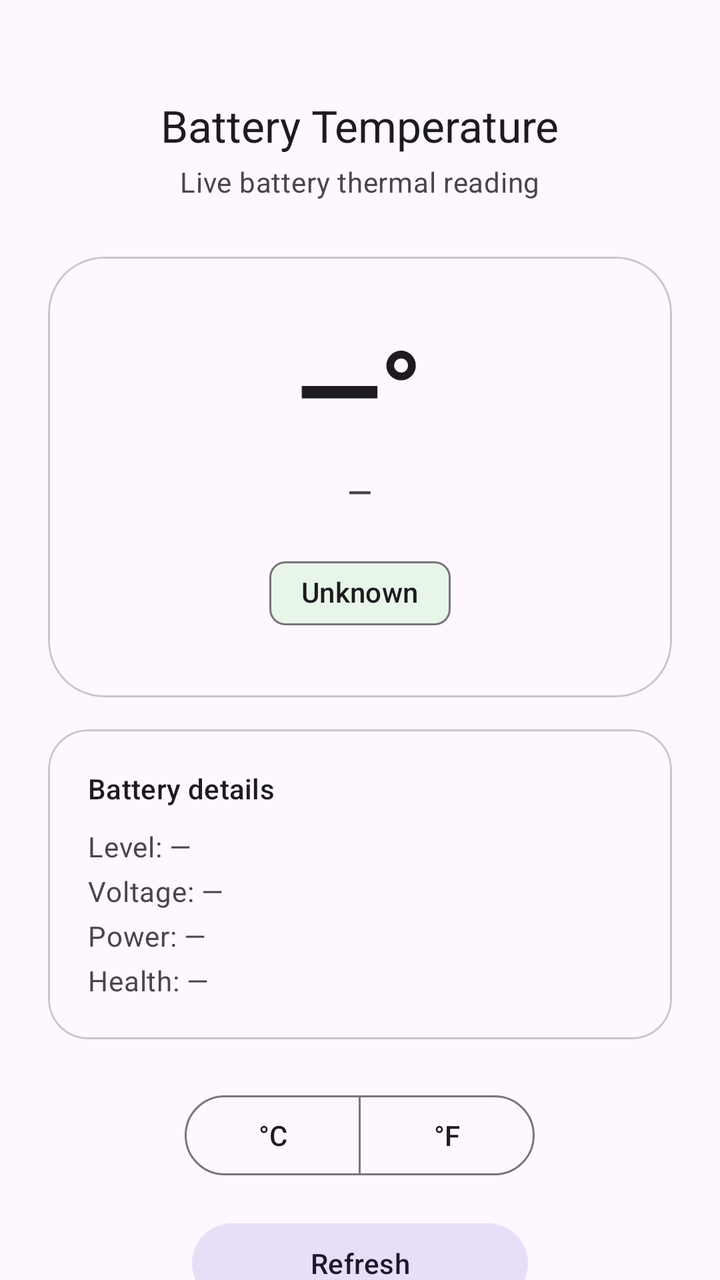
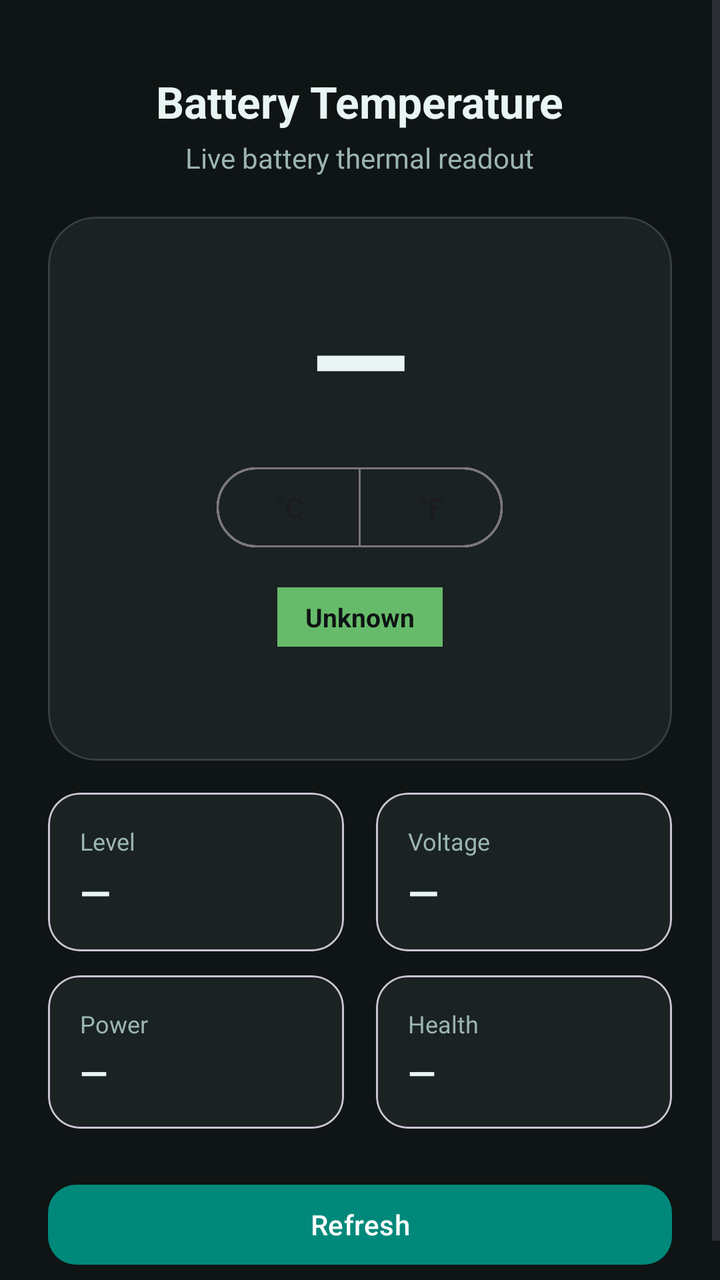

Before-and-after screenshots of an Android layout around one commit, followed by the original layout XML and the change that was made.
<!-- AndroidManifest.xml: application theme Theme.BatteryTemperature -->
<!-- res/layout/activity_main.xml -->
<?xml version="1.0" encoding="utf-8"?>
<androidx.core.widget.NestedScrollView xmlns:android="http://schemas.android.com/apk/res/android"
    xmlns:app="http://schemas.android.com/apk/res-auto"
    android:layout_width="match_parent"
    android:layout_height="match_parent"
    android:fillViewport="true"
    android:background="?android:colorBackground">

    <LinearLayout
        android:layout_width="match_parent"
        android:layout_height="wrap_content"
        android:orientation="vertical"
        android:gravity="center_horizontal"
        android:paddingHorizontal="24dp"
        android:paddingTop="48dp"
        android:paddingBottom="32dp">

        <TextView
            android:layout_width="wrap_content"
            android:layout_height="wrap_content"
            android:text="@string/app_name"
            android:textAppearance="?attr/textAppearanceTitleLarge"
            android:textColor="?android:textColorPrimary" />

        <TextView
            android:layout_width="wrap_content"
            android:layout_height="wrap_content"
            android:layout_marginTop="4dp"
            android:text="@string/subtitle"
            android:textAppearance="?attr/textAppearanceBodyMedium"
            android:textColor="?android:textColorSecondary" />

        <com.google.android.material.card.MaterialCardView
            android:id="@+id/tempCard"
            android:layout_width="match_parent"
            android:layout_height="wrap_content"
            android:layout_marginTop="28dp"
            app:cardElevation="0dp"
            app:cardCornerRadius="28dp"
            app:strokeWidth="1dp"
            app:strokeColor="?attr/colorOutlineVariant">

            <LinearLayout
                android:layout_width="match_parent"
                android:layout_height="wrap_content"
                android:orientation="vertical"
                android:gravity="center_horizontal"
                android:padding="28dp">

                <TextView
                    android:id="@+id/tempTextView"
                    android:layout_width="wrap_content"
                    android:layout_height="wrap_content"
                    android:text="@string/temp_placeholder"
                    android:textSize="56sp"
                    android:textStyle="bold"
                    android:textColor="?android:textColorPrimary"
                    android:letterSpacing="-0.02" />

                <TextView
                    android:id="@+id/tempSecondaryView"
                    android:layout_width="wrap_content"
                    android:layout_height="wrap_content"
                    android:layout_marginTop="4dp"
                    android:text="@string/temp_secondary_placeholder"
                    android:textAppearance="?attr/textAppearanceTitleMedium"
                    android:textColor="?android:textColorSecondary" />

                <com.google.android.material.chip.Chip
                    android:id="@+id/statusChip"
                    style="@style/Widget.Material3.Chip.Assist"
                    android:layout_width="wrap_content"
                    android:layout_height="wrap_content"
                    android:layout_marginTop="16dp"
                    android:text="@string/status_unknown"
                    android:clickable="false"
                    app:chipBackgroundColor="@color/status_normal_bg" />
            </LinearLayout>
        </com.google.android.material.card.MaterialCardView>

        <com.google.android.material.card.MaterialCardView
            android:layout_width="match_parent"
            android:layout_height="wrap_content"
            android:layout_marginTop="16dp"
            app:cardElevation="0dp"
            app:cardCornerRadius="20dp"
            app:strokeWidth="1dp"
            app:strokeColor="?attr/colorOutlineVariant">

            <LinearLayout
                android:layout_width="match_parent"
                android:layout_height="wrap_content"
                android:orientation="vertical"
                android:padding="20dp">

                <TextView
                    android:layout_width="wrap_content"
                    android:layout_height="wrap_content"
                    android:text="@string/details_title"
                    android:textAppearance="?attr/textAppearanceTitleSmall"
                    android:textColor="?android:textColorPrimary" />

                <TextView
                    android:id="@+id/detailsTextView"
                    android:layout_width="match_parent"
                    android:layout_height="wrap_content"
                    android:layout_marginTop="10dp"
                    android:lineSpacingExtra="6dp"
                    android:textAppearance="?attr/textAppearanceBodyMedium"
                    android:textColor="?android:textColorSecondary"
                    android:text="@string/details_placeholder" />
            </LinearLayout>
        </com.google.android.material.card.MaterialCardView>

        <com.google.android.material.button.MaterialButtonToggleGroup
            android:id="@+id/unitToggle"
            android:layout_width="wrap_content"
            android:layout_height="wrap_content"
            android:layout_marginTop="24dp"
            app:singleSelection="true"
            app:selectionRequired="true">

            <com.google.android.material.button.MaterialButton
                android:id="@+id/unitC"
                style="@style/Widget.Material3.Button.OutlinedButton"
                android:layout_width="wrap_content"
                android:layout_height="wrap_content"
                android:text="@string/unit_c" />

            <com.google.android.material.button.MaterialButton
                android:id="@+id/unitF"
                style="@style/Widget.Material3.Button.OutlinedButton"
                android:layout_width="wrap_content"
                android:layout_height="wrap_content"
                android:text="@string/unit_f" />
        </com.google.android.material.button.MaterialButtonToggleGroup>

        <com.google.android.material.button.MaterialButton
            android:id="@+id/refreshButton"
            style="@style/Widget.Material3.Button.TonalButton"
            android:layout_width="wrap_content"
            android:layout_height="wrap_content"
            android:layout_marginTop="16dp"
            android:minWidth="168dp"
            android:text="@string/refresh" />
    </LinearLayout>
</androidx.core.widget.NestedScrollView>
<!-- resources referenced by this layout -->
<resources>
  <color name="status_normal_bg">#E8F5E9</color>
  <string name="app_name">Battery Temperature</string>
  <string name="details_placeholder">Level: —\nVoltage: —\nPower: —\nHealth: —</string>
  <string name="details_title">Battery details</string>
  <string name="refresh">Refresh</string>
  <string name="status_unknown">Unknown</string>
  <string name="subtitle">Live battery thermal reading</string>
  <string name="temp_placeholder">—°</string>
  <string name="temp_secondary_placeholder">—</string>
  <string name="unit_c">°C</string>
  <string name="unit_f">°F</string>
  <style name="Theme.BatteryTemperature" parent="Theme.Material3.DayNight.NoActionBar">
          <item name="colorPrimary">@color/md_theme_primary</item>
          <item name="colorOnPrimary">@color/md_theme_on_primary</item>
          <item name="android:statusBarColor">@android:color/transparent</item>
          <item name="android:navigationBarColor">@android:color/transparent</item>
          <item name="android:windowLightStatusBar">true</item>
      </style>
  <color name="md_theme_primary">#006A60</color>
  <color name="md_theme_on_primary">#FFFFFF</color>
</resources>

<!-- the commit's change to res/layout/activity_main.xml (unified diff, before → after) -->
@@ -1,44 +1,45 @@
 <?xml version="1.0" encoding="utf-8"?>
-<androidx.core.widget.NestedScrollView xmlns:android="http://schemas.android.com/apk/res/android"
+<ScrollView xmlns:android="http://schemas.android.com/apk/res/android"
     xmlns:app="http://schemas.android.com/apk/res-auto"
     android:layout_width="match_parent"
     android:layout_height="match_parent"
     android:fillViewport="true"
-    android:background="?android:colorBackground">
+    android:background="@color/surface">
 
     <LinearLayout
         android:layout_width="match_parent"
         android:layout_height="wrap_content"
         android:orientation="vertical"
-        android:gravity="center_horizontal"
-        android:paddingHorizontal="24dp"
-        android:paddingTop="48dp"
-        android:paddingBottom="32dp">
+        android:padding="24dp"
+        android:gravity="center_horizontal">
 
         <TextView
             android:layout_width="wrap_content"
             android:layout_height="wrap_content"
             android:text="@string/app_name"
-            android:textAppearance="?attr/textAppearanceTitleLarge"
-            android:textColor="?android:textColorPrimary" />
+            android:textColor="@color/text_primary"
+            android:textSize="22sp"
+            android:textStyle="bold"
+            android:layout_marginTop="12dp" />
 
         <TextView
             android:layout_width="wrap_content"
             android:layout_height="wrap_content"
+            android:text="@string/subtitle"
+            android:textColor="@color/text_muted"
+            android:textSize="14sp"
             android:layout_marginTop="4dp"
-            android:text="@string/subtitle"
-            android:textAppearance="?attr/textAppearanceBodyMedium"
-            android:textColor="?android:textColorSecondary" />
+            android:layout_marginBottom="20dp" />
 
         <com.google.android.material.card.MaterialCardView
             android:id="@+id/tempCard"
             android:layout_width="match_parent"
             android:layout_height="wrap_content"
-            android:layout_marginTop="28dp"
+            app:cardBackgroundColor="@color/surface_card"
+            app:cardCornerRadius="24dp"
             app:cardElevation="0dp"
-            app:cardCornerRadius="28dp"
             app:strokeWidth="1dp"
-            app:strokeColor="?attr/colorOutlineVariant">
+            app:strokeColor="#22FFFFFF">
 
             <LinearLayout
                 android:layout_width="match_parent"
@@ -48,100 +49,211 @@
                 android:padding="28dp">
 
                 <TextView
-                    android:id="@+id/tempTextView"
+                    android:id="@+id/tempValue"
                     android:layout_width="wrap_content"
                     android:layout_height="wrap_content"
                     android:text="@string/temp_placeholder"
-                    android:textSize="56sp"
+                    android:textColor="@color/text_primary"
+                    android:textSize="64sp"
                     android:textStyle="bold"
-                    android:textColor="?android:textColorPrimary"
-                    android:letterSpacing="-0.02" />
+                    android:fontFamily="sans-serif-medium" />
+
+                <com.google.android.material.button.MaterialButtonToggleGroup
+                    android:id="@+id/unitToggle"
+                    android:layout_width="wrap_content"
+                    android:layout_height="wrap_content"
+                    android:layout_marginTop="8dp"
+                    app:singleSelection="true"
+                    app:selectionRequired="true">
+
+                    <com.google.android.material.button.MaterialButton
+                        android:id="@+id/unitC"
+                        style="@style/Widget.Material3.Button.OutlinedButton"
+                        android:layout_width="wrap_content"
+                        android:layout_height="wrap_content"
+                        android:text="@string/unit_c"
+                        android:minWidth="72dp" />
+
+                    <com.google.android.material.button.MaterialButton
+                        android:id="@+id/unitF"
+                        style="@style/Widget.Material3.Button.OutlinedButton"
+                        android:layout_width="wrap_content"
+                        android:layout_height="wrap_content"
+                        android:text="@string/unit_f"
+                        android:minWidth="72dp" />
+                </com.google.android.material.button.MaterialButtonToggleGroup>
 
                 <TextView
-                    android:id="@+id/tempSecondaryView"
-                    android:layout_width="wrap_content"
-                    android:layout_height="wrap_content"
-                    android:layout_marginTop="4dp"
-                    android:text="@string/temp_secondary_placeholder"
-                    android:textAppearance="?attr/textAppearanceTitleMedium"
-                    android:textColor="?android:textColorSecondary" />
-
-                <com.google.android.material.chip.Chip
                     android:id="@+id/statusChip"
-                    style="@style/Widget.Material3.Chip.Assist"
                     android:layout_width="wrap_content"
                     android:layout_height="wrap_content"
                     android:layout_marginTop="16dp"
+                    android:paddingHorizontal="14dp"
+                    android:paddingVertical="6dp"
                     android:text="@string/status_unknown"
-                    android:clickable="false"
-                    app:chipBackgroundColor="@color/status_normal_bg" />
+                    android:textColor="@color/surface"
+                    android:textStyle="bold"
+                    android:background="@color/status_normal"
+                    android:textSize="13sp" />
+
+                <TextView
+                    android:id="@+id/secondaryTemp"
+                    android:layout_width="wrap_content"
+                    android:layout_height="wrap_content"
+                    android:layout_marginTop="10dp"
+                    android:textColor="@color/text_muted"
+                    android:textSize="14sp"
+                    android:text="" />
             </LinearLayout>
         </com.google.android.material.card.MaterialCardView>
 
-        <com.google.android.material.card.MaterialCardView
-            android:layout_width="match_parent"
-            android:layout_height="wrap_content"
+        <LinearLayout
+            android:layout_width="match_parent"
+            android:layout_height="wrap_content"
+            android:orientation="horizontal"
             android:layout_marginTop="16dp"
-            app:cardElevation="0dp"
-            app:cardCornerRadius="20dp"
-            app:strokeWidth="1dp"
-            app:strokeColor="?attr/colorOutlineVariant">
-
-            <LinearLayout
-                android:layout_width="match_parent"
-                android:layout_height="wrap_content"
-                android:orientation="vertical"
-                android:padding="20dp">
-
-                <TextView
-                    android:layout_width="wrap_content"
-                    android:layout_height="wrap_content"
-                    android:text="@string/details_title"
-                    android:textAppearance="?attr/textAppearanceTitleSmall"
-                    android:textColor="?android:textColorPrimary" />
-
-                <TextView
-                    android:id="@+id/detailsTextView"
-                    android:layout_width="match_parent"
-                    android:layout_height="wrap_content"
-                    android:layout_marginTop="10dp"
-                    android:lineSpacingExtra="6dp"
-                    android:textAppearance="?attr/textAppearanceBodyMedium"
-                    android:textColor="?android:textColorSecondary"
-                    android:text="@string/details_placeholder" />
-            </LinearLayout>
-        </com.google.android.material.card.MaterialCardView>
-
-        <com.google.android.material.button.MaterialButtonToggleGroup
-            android:id="@+id/unitToggle"
-            android:layout_width="wrap_content"
-            android:layout_height="wrap_content"
-            android:layout_marginTop="24dp"
-            app:singleSelection="true"
-            app:selectionRequired="true">
-
-            <com.google.android.material.button.MaterialButton
-                android:id="@+id/unitC"
-                style="@style/Widget.Material3.Button.OutlinedButton"
-                android:layout_width="wrap_content"
-                android:layout_height="wrap_content"
-                android:text="@string/unit_c" />
-
-            <com.google.android.material.button.MaterialButton
-                android:id="@+id/unitF"
-                style="@style/Widget.Material3.Button.OutlinedButton"
-                android:layout_width="wrap_content"
-                android:layout_height="wrap_content"
-                android:text="@string/unit_f" />
-        </com.google.android.material.button.MaterialButtonToggleGroup>
+            android:baselineAligned="false">
+
+            <com.google.android.material.card.MaterialCardView
+                android:layout_width="0dp"
+                android:layout_height="wrap_content"
+                android:layout_weight="1"
+                android:layout_marginEnd="8dp"
+                app:cardBackgroundColor="@color/surface_card"
+                app:cardCornerRadius="16dp"
+                app:cardElevation="0dp">
+                <LinearLayout
+                    android:layout_width="match_parent"
+                    android:layout_height="wrap_content"
+                    android:orientation="vertical"
+                    android:padding="16dp">
+                    <TextView
+                        android:layout_width="wrap_content"
+                        android:layout_height="wrap_content"
+                        android:text="@string/label_level"
+                        android:textColor="@color/text_muted"
+                        android:textSize="12sp" />
+                    <TextView
+                        android:id="@+id/levelValue"
+                        android:layout_width="wrap_content"
+                        android:layout_height="wrap_content"
+                        android:text="—"
+                        android:textColor="@color/text_primary"
+                        android:textSize="20sp"
+                        android:textStyle="bold"
+                        android:layout_marginTop="4dp" />
+                </LinearLayout>
+            </com.google.android.material.card.MaterialCardView>
+
+            <com.google.android.material.card.MaterialCardView
+                android:layout_width="0dp"
+                android:layout_height="wrap_content"
+                android:layout_weight="1"
+                android:layout_marginStart="8dp"
+                app:cardBackgroundColor="@color/surface_card"
+                app:cardCornerRadius="16dp"
+                app:cardElevation="0dp">
+                <LinearLayout
+                    android:layout_width="match_parent"
+                    android:layout_height="wrap_content"
+                    android:orientation="vertical"
+                    android:padding="16dp">
+                    <TextView
+                        android:layout_width="wrap_content"
+                        android:layout_height="wrap_content"
+                        android:text="@string/label_voltage"
+                        android:textColor="@color/text_muted"
+                        android:textSize="12sp" />
+                    <TextView
+                        android:id="@+id/voltageValue"
+                        android:layout_width="wrap_content"
+                        android:layout_height="wrap_content"
+                        android:text="—"
+                        android:textColor="@color/text_primary"
+                        android:textSize="20sp"
+                        android:textStyle="bold"
+                        android:layout_marginTop="4dp" />
+                </LinearLayout>
+            </com.google.android.material.card.MaterialCardView>
+        </LinearLayout>
+
+        <LinearLayout
+            android:layout_width="match_parent"
+            android:layout_height="wrap_content"
+            android:orientation="horizontal"
+            android:layout_marginTop="12dp"
+            android:baselineAligned="false">
+
+            <com.google.android.material.card.MaterialCardView
+                android:layout_width="0dp"
+                android:layout_height="wrap_content"
+                android:layout_weight="1"
+                android:layout_marginEnd="8dp"
+                app:cardBackgroundColor="@color/surface_card"
+                app:cardCornerRadius="16dp"
+                app:cardElevation="0dp">
+                <LinearLayout
+                    android:layout_width="match_parent"
+                    android:layout_height="wrap_content"
+                    android:orientation="vertical"
+                    android:padding="16dp">
+                    <TextView
+                        android:layout_width="wrap_content"
+                        android:layout_height="wrap_content"
+                        android:text="@string/label_power"
+                        android:textColor="@color/text_muted"
+                        android:textSize="12sp" />
+                    <TextView
+                        android:id="@+id/powerValue"
+                        android:layout_width="wrap_content"
+                        android:layout_height="wrap_content"
+                        android:text="—"
+                        android:textColor="@color/text_primary"
+                        android:textSize="18sp"
+                        android:textStyle="bold"
+                        android:layout_marginTop="4dp" />
+                </LinearLayout>
+            </com.google.android.material.card.MaterialCardView>
+
+            <com.google.android.material.card.MaterialCardView
+                android:layout_width="0dp"
+                android:layout_height="wrap_content"
+                android:layout_weight="1"
+                android:layout_marginStart="8dp"
+                app:cardBackgroundColor="@color/surface_card"
+                app:cardCornerRadius="16dp"
+                app:cardElevation="0dp">
+                <LinearLayout
+                    android:layout_width="match_parent"
+                    android:layout_height="wrap_content"
+                    android:orientation="vertical"
+                    android:padding="16dp">
+                    <TextView
+                        android:layout_width="wrap_content"
+                        android:layout_height="wrap_content"
+                        android:text="@string/label_health"
+                        android:textColor="@color/text_muted"
+                        android:textSize="12sp" />
+                    <TextView
+                        android:id="@+id/healthValue"
+                        android:layout_width="wrap_content"
+                        android:layout_height="wrap_content"
+                        android:text="—"
+                        android:textColor="@color/text_primary"
+                        android:textSize="18sp"
+                        android:textStyle="bold"
+                        android:layout_marginTop="4dp" />
+                </LinearLayout>
+            </com.google.android.material.card.MaterialCardView>
+        </LinearLayout>
 
         <com.google.android.material.button.MaterialButton
             android:id="@+id/refreshButton"
-            style="@style/Widget.Material3.Button.TonalButton"
-            android:layout_width="wrap_content"
-            android:layout_height="wrap_content"
-            android:layout_marginTop="16dp"
-            android:minWidth="168dp"
-            android:text="@string/refresh" />
+            android:layout_width="match_parent"
+            android:layout_height="wrap_content"
+            android:layout_marginTop="24dp"
+            android:text="@string/refresh"
+            app:cornerRadius="14dp" />
+
     </LinearLayout>
-</androidx.core.widget.NestedScrollView>
+</ScrollView>
<!-- resource entries referenced after the edit -->
@@ -1,24 +1,31 @@
 <!-- resources referenced by this layout -->
 <resources>
-  <color name="status_normal_bg">#E8F5E9</color>
+  <color name="status_normal">#66BB6A</color>
+  <color name="surface">#0F1414</color>
+  <color name="surface_card">#1A2222</color>
+  <color name="text_muted">#9BB5B1</color>
+  <color name="text_primary">#E8F5F3</color>
   <string name="app_name">Battery Temperature</string>
-  <string name="details_placeholder">Level: —\nVoltage: —\nPower: —\nHealth: —</string>
-  <string name="details_title">Battery details</string>
+  <string name="label_health">Health</string>
+  <string name="label_level">Level</string>
+  <string name="label_power">Power</string>
+  <string name="label_voltage">Voltage</string>
   <string name="refresh">Refresh</string>
   <string name="status_unknown">Unknown</string>
-  <string name="subtitle">Live battery thermal reading</string>
-  <string name="temp_placeholder">—°</string>
-  <string name="temp_secondary_placeholder">—</string>
+  <string name="subtitle">Live battery thermal readout</string>
+  <string name="temp_placeholder">—</string>
   <string name="unit_c">°C</string>
   <string name="unit_f">°F</string>
   <style name="Theme.BatteryTemperature" parent="Theme.Material3.DayNight.NoActionBar">
-          <item name="colorPrimary">@color/md_theme_primary</item>
-          <item name="colorOnPrimary">@color/md_theme_on_primary</item>
-          <item name="android:statusBarColor">@android:color/transparent</item>
-          <item name="android:navigationBarColor">@android:color/transparent</item>
-          <item name="android:windowLightStatusBar">true</item>
+          <item name="colorPrimary">@color/primary</item>
+          <item name="colorOnPrimary">@color/on_primary</item>
+          <item name="colorSecondary">@color/secondary</item>
+          <item name="android:statusBarColor">@color/surface</item>
+          <item name="android:navigationBarColor">@color/surface</item>
+          <item name="android:windowBackground">@color/surface</item>
       </style>
-  <color name="md_theme_primary">#006A60</color>
-  <color name="md_theme_on_primary">#FFFFFF</color>
+  <color name="primary">#00897B</color>
+  <color name="on_primary">#FFFFFF</color>
+  <color name="secondary">#26A69A</color>
 </resources>
 
